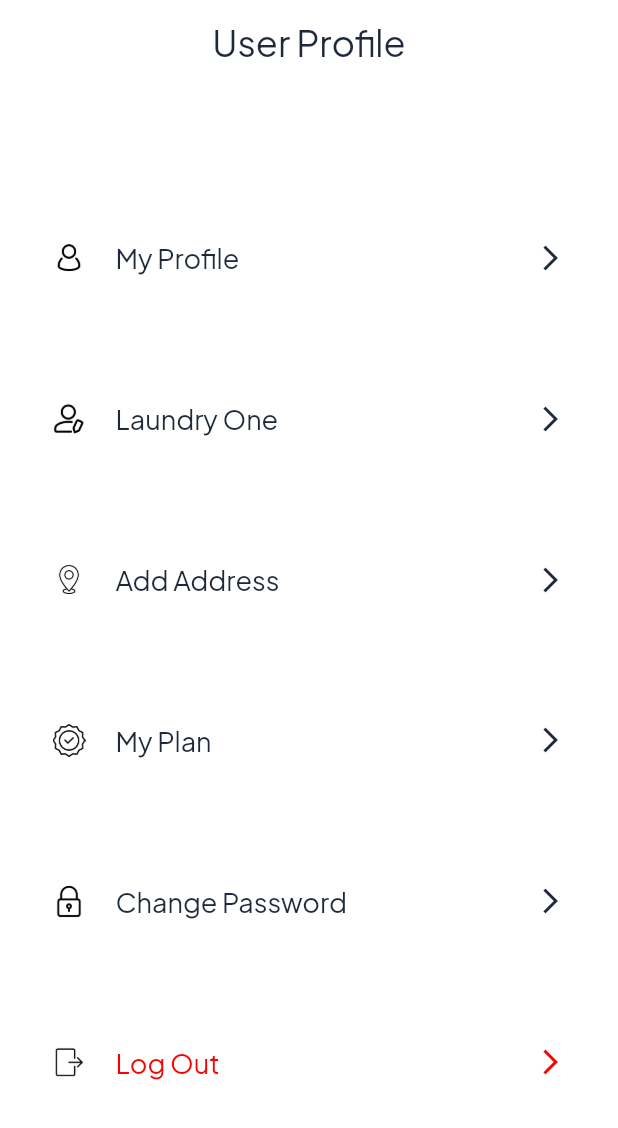
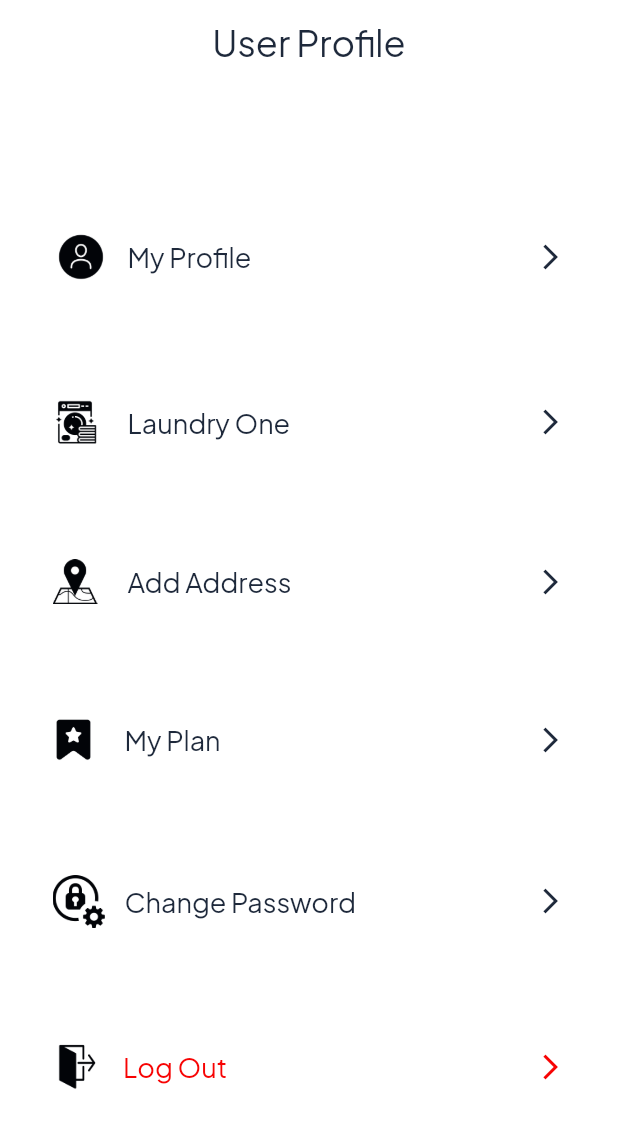
Before and after one commit to henilhp6641/LaundrySolution, a Flutter app: the ProfileScreen screen opened directly, on a phone screen of 412 x 824 dp. Shown: the top 1128 px of the screen. Run offline on Flutter 3.47's test engine with Material 2 defaults, Android fonts, the phone set to English and light mode, and no system bars; our stand-ins replace cached_network_image, carousel_slider, cloud_firestore, dio, firebase_auth, firebase_core and 10 more; missing offline and left inert: dart:ffi, flutter_stripe; accounts and stored records are empty.

Commit message:
Week-5(Day-1)

```diff
--- a/lib/app.dart
+++ b/lib/app.dart
@@ -1,5 +1,3 @@
-
-
 import 'package:ft_washing_app/package/config_packages.dart';
 
 class MyApp extends StatefulWidget {
--- a/lib/components/profile_container.dart
+++ b/lib/components/profile_container.dart
@@ -7,12 +7,14 @@ class ProfileDividerWidget extends StatelessWidget {
     this.isRed,
     this.onTap,
     this.size,
+    this.width,
     super.key,
   });
 
   bool? isRed = false;
   String? icon1;
   double? size;
+  double? width;
   String? text;
   Function()? onTap;
 
@@ -43,8 +45,8 @@ class ProfileDividerWidget extends StatelessWidget {
                   //       isRed ?? false ? AppColor.primaryRed : AppColor.gray800,
                   //   size: 25,
                   // ),
-                  const SizedBox(
-                    width: 20,
+                   SizedBox(
+                    width: width,
                   ),
                   Text(
                     text ?? "",
--- a/lib/module/bottom/home/how_works/how_works_controller.dart
+++ b/lib/module/bottom/home/how_works/how_works_controller.dart
@@ -14,7 +14,7 @@ class HowDoesWorkController extends GetxController {
         desc: "We will collect the garments at the door of your house",
         title: "We withdraw",
         image:
-            "https://fashionista.com/.image/t_share/MTcxMjI5NDkwMjkzMjU0MTI2/laundry-washing-clothes-coronavirus-covid19.jpg"),
+            "https://www.rd.com/wp-content/uploads/2021/09/GettyImages-1181334518-MLedit.jpg?resize=1536%2C1024"),
     CustomClass(
         desc:
             "We use eco friendly detergents and treat your clothes with the utmost care",
--- a/lib/module/bottom/profile/profile_screen.dart
+++ b/lib/module/bottom/profile/profile_screen.dart
@@ -102,25 +102,17 @@ class _ProfileScreenState extends State<ProfileScreen> {
                 mainAxisAlignment: MainAxisAlignment.spaceEvenly,
                 children: [
                   ProfileDividerWidget(
-                    size: 22,
+                    size: 38,
+                    width: 12,
                     onTap: () {
                       Get.toNamed(AppRouter.myProfileScreen);
                     },
                     icon1: myProfile,
                     text: ConstString.myProfile,
                   ),
-                  // ProfileDividerWidget(
-                  //   size: 22,
-                  //
-                  //   onTap: () {
-                  //     Get.toNamed(AppRouter.editProfile);
-                  //   },
-                  //   icon1: editAccount,
-                  //   text: ConstString.editProfile,
-                  // ),
                   ProfileDividerWidget(
-                    size: 22,
-
+                    size: 30,
+                    width: 20,
                     onTap: () {
                       Get.toNamed(AppRouter.laundryOneScreen);
                     },
@@ -128,8 +120,8 @@ class _ProfileScreenState extends State<ProfileScreen> {
                     text: ConstString.laundryLocation,
                   ),
                   ProfileDividerWidget(
-                    size: 22,
-
+                    size: 30,
+                    width: 20,
                     onTap: () {
                       Get.toNamed(AppRouter.allAddress);
                     },
@@ -137,8 +129,8 @@ class _ProfileScreenState extends State<ProfileScreen> {
                     text: ConstString.addAddress,
                   ),
                   ProfileDividerWidget(
-                    size: 22,
-
+                    size: 28,
+                    width: 20,
                     onTap: () {
                       Get.toNamed(AppRouter.myPlan);
                     },
@@ -146,8 +138,8 @@ class _ProfileScreenState extends State<ProfileScreen> {
                     text: ConstString.myPlan,
                   ),
                   ProfileDividerWidget(
-                    size: 22,
-
+                    size: 35,
+                    width: 13,
                     onTap: () {
                       Get.toNamed(AppRouter.changePassword);
                     },
@@ -155,8 +147,8 @@ class _ProfileScreenState extends State<ProfileScreen> {
                     text: ConstString.changePassword,
                   ),
                   ProfileDividerWidget(
-                    size: 22,
-
+                    size: 33,
+                    width: 14,
                     onTap: () {
                       openLogOutDialog();
                     },
--- a/pubspec.yaml
+++ b/pubspec.yaml
@@ -54,7 +54,7 @@ dependencies:
   get: ^4.6.5
   otp_text_field: ^1.1.3
   http: ^1.1.0
-  flutter_local_notifications: ^15.1.0+1
+  flutter_local_notifications: ^16.1.0
   firebase_messaging: ^14.6.5
   carousel_slider: ^4.2.1
   flutter_stripe: ^5.0.0
```
Also changed, not shown: lib/main.dart (+9 -8 lines), lib/module/bottom/home/home_screen.dart (+6 -7 lines), lib/module/bottom/new_order/cart/cart_controller.dart (+82 -16 lines), lib/module/bottom/new_order/check_out/check_out_screen.dart (+74 -1 lines), lib/utils/notification/notification_utilis.dart (+28 -27 lines), asset/image/profile/address.png, asset/image/profile/edit.png, asset/image/profile/myprofile.png, asset/image/profile/padlock.png, asset/image/profile/power.png, asset/image/profile/quality.png.
